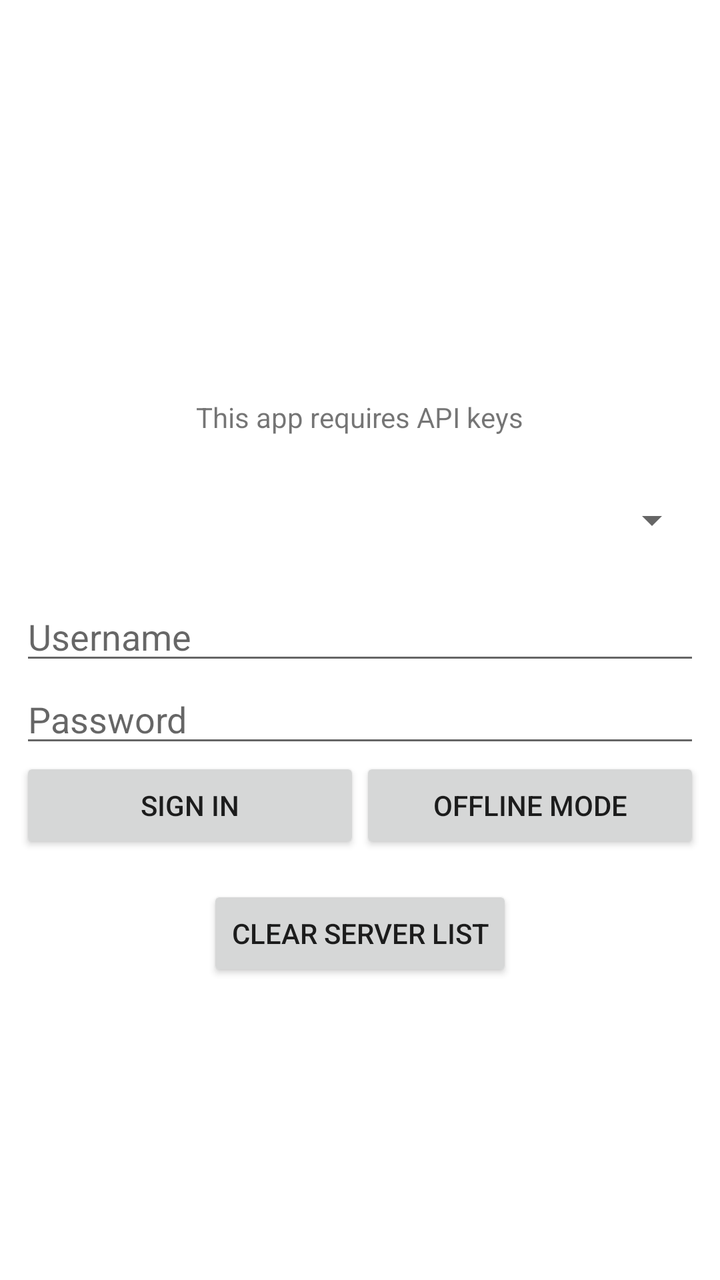
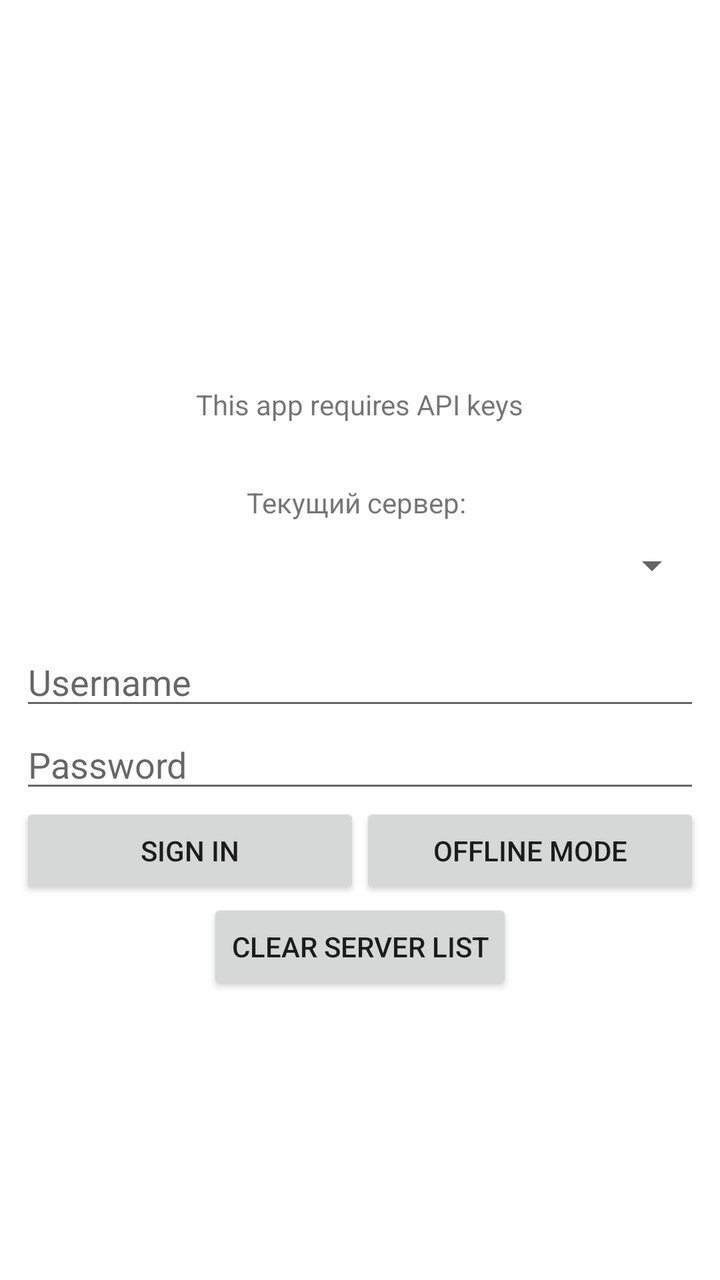

The first picture is an Android layout as it rendered before a commit; the second is the same layout after the commit. The layout source and the unified diff follow.
<!-- AndroidManifest.xml: application theme AppTheme -->
<!-- res/layout/activity_start.xml -->
<?xml version="1.0" encoding="utf-8"?>
<LinearLayout
	xmlns:android="http://schemas.android.com/apk/res/android"
	android:id="@+id/rootLayout"
	android:orientation="vertical"
	android:layout_width="match_parent"
	android:layout_height="match_parent"
	android:weightSum="1"
	android:gravity="center_horizontal|center_vertical">

	<LinearLayout
		android:orientation="vertical"
		android:layout_width="wrap_content"
		android:layout_height="wrap_content"
		android:layout_marginLeft="5dp"
		android:layout_marginRight="5dp"
		android:gravity="center_horizontal">

		<ImageView
			android:layout_width="150dp"
			android:layout_height="130dp"
			android:id="@+id/imageView"
			android:src="@drawable/logo"/>

		<TextView
			android:layout_width="wrap_content"
			android:layout_height="wrap_content"
			android:text="@string/label_start"
			android:id="@+id/textView2"
			android:padding="20dp"/>
	</LinearLayout>

	<LinearLayout
		android:orientation="vertical"
		android:layout_width="fill_parent"
		android:layout_height="wrap_content"
		android:gravity="center_horizontal"
		android:paddingLeft="10dp"
		android:paddingRight="10dp">

		<LinearLayout
			android:orientation="horizontal"
			android:layout_width="fill_parent"
			android:layout_height="wrap_content"
			android:layout_marginTop="10dp">

			<Spinner
				android:id="@+id/spinnerServer"
				android:layout_width="match_parent"
				android:layout_height="wrap_content"/>

			<Button
				android:layout_width="0dp"
				android:layout_height="wrap_content"
				android:text="@string/save"
				android:id="@+id/btnSaveServerUri"
				android:layout_weight="1"/>
		</LinearLayout>

		<LinearLayout
			android:orientation="horizontal"
			android:layout_width="fill_parent"
			android:layout_height="wrap_content">

			<EditText
				android:layout_width="fill_parent"
				android:layout_height="wrap_content"
				android:layout_gravity="right"
				android:hint="@string/hint_username"
				android:id="@+id/edtLogin"
				android:inputType="textNoSuggestions"
				android:maxLines="1"
				android:singleLine="true"/>
		</LinearLayout>

		<LinearLayout
			android:orientation="horizontal"
			android:layout_width="fill_parent"
			android:layout_height="wrap_content">

			<EditText
				android:layout_width="fill_parent"
				android:layout_height="wrap_content"
				android:layout_gravity="right"
				android:hint="@string/hint_password"
				android:id="@+id/edtPassword"
				android:inputType="textPassword"
				android:maxLines="1"
				android:singleLine="true"/>
		</LinearLayout>

		<LinearLayout
			android:layout_width="match_parent"
			android:layout_height="wrap_content"
			android:orientation="horizontal"
			android:gravity="center_horizontal">

			<Button
				android:id="@+id/btnGetApiKeys"
				android:layout_width="0dp"
				android:layout_height="wrap_content"
				android:layout_weight="1"
				android:text="@string/button_sign_in"
				android:visibility="visible" />

			<Button
				android:id="@+id/btnOfflineMode"
				android:layout_width="0dp"
				android:layout_height="wrap_content"
				android:layout_weight="1"
				android:text="Offline mode" />
		</LinearLayout>

		<Button
			android:id="@+id/btnClearServerList"
			android:layout_width="wrap_content"
			android:layout_height="wrap_content"
			android:layout_marginTop="16dp"
			android:text="Clear server list"
			android:layout_gravity="center_horizontal" />

		<LinearLayout
			android:orientation="horizontal"
			android:layout_width="fill_parent"
			android:layout_height="wrap_content"
			android:weightSum="1"
			android:id="@+id/llStartMenu"
			android:visibility="gone">

			<Button
				android:layout_width="wrap_content"
				android:layout_height="wrap_content"
				android:text="@string/button_user_info"
				android:id="@+id/btnUserInfo"
				android:layout_weight="0.15"/>

			<Button
				android:layout_width="wrap_content"
				android:layout_height="wrap_content"
				android:text="@string/button_start_app"
				android:id="@+id/btnStart"
				android:layout_weight="0.85"/>
		</LinearLayout>

		<LinearLayout
			android:id="@+id/layoutPadding"
			android:layout_height="wrap_content"
			android:layout_width="wrap_content"
			android:orientation="horizontal"
			android:padding="50dp"/>
	</LinearLayout>
</LinearLayout>
<!-- resources referenced by this layout -->
<resources>
  <string name="button_sign_in">Sign in</string>
  <string name="button_start_app">Start!</string>
  <string name="button_user_info">User info</string>
  <string name="hint_password">Password</string>
  <string name="hint_username">Username</string>
  <string name="label_start">This app requires API keys</string>
  <string name="save">Save</string>
  <style name="AppTheme" parent="Theme.MaterialComponents.Light.NoActionBar">
          <item name="windowNoTitle">true</item>
          <item name="colorPrimary">@color/colorPrimary</item>
          <item name="colorPrimaryDark">@color/colorPrimaryDark</item>
          <item name="colorAccent">@color/colorAccent</item>
      </style>
  <color name="colorPrimary">#03A9F4</color>
  <color name="colorPrimaryDark">#1C74BA</color>
  <color name="colorAccent">#00C853</color>
</resources>

<!-- the commit's change to res/layout/activity_start.xml (unified diff, before → after) -->
@@ -37,6 +37,14 @@
 		android:gravity="center_horizontal"
 		android:paddingLeft="10dp"
 		android:paddingRight="10dp">
+
+		<TextView
+			android:id="@+id/txtCurrentServer"
+			android:layout_width="wrap_content"
+			android:layout_height="wrap_content"
+			android:text="Текущий сервер: "
+			android:layout_marginTop="10dp"
+			android:layout_gravity="center_horizontal"/>
 
 		<LinearLayout
 			android:orientation="horizontal"
@@ -90,6 +98,29 @@
 		</LinearLayout>
 
 		<LinearLayout
+			android:orientation="horizontal"
+			android:layout_width="fill_parent"
+			android:layout_height="wrap_content"
+			android:weightSum="1"
+			android:id="@+id/llStartMenu"
+			android:visibility="gone">
+
+			<Button
+				android:layout_width="wrap_content"
+				android:layout_height="wrap_content"
+				android:text="@string/button_user_info"
+				android:id="@+id/btnUserInfo"
+				android:layout_weight="0.15"/>
+
+			<Button
+				android:layout_width="wrap_content"
+				android:layout_height="wrap_content"
+				android:text="@string/button_start_app"
+				android:id="@+id/btnStart"
+				android:layout_weight="0.85"/>
+		</LinearLayout>
+
+		<LinearLayout
 			android:layout_width="match_parent"
 			android:layout_height="wrap_content"
 			android:orientation="horizontal"
@@ -115,32 +146,15 @@
 			android:id="@+id/btnClearServerList"
 			android:layout_width="wrap_content"
 			android:layout_height="wrap_content"
-			android:layout_marginTop="16dp"
-			android:text="Clear server list"
-			android:layout_gravity="center_horizontal" />
+			android:text="Clear Server List"
+			android:visibility="visible" />
 
-		<LinearLayout
-			android:orientation="horizontal"
-			android:layout_width="fill_parent"
+		<Button
+			android:id="@+id/btnUpdateServerList"
+			android:layout_width="wrap_content"
 			android:layout_height="wrap_content"
-			android:weightSum="1"
-			android:id="@+id/llStartMenu"
-			android:visibility="gone">
-
-			<Button
-				android:layout_width="wrap_content"
-				android:layout_height="wrap_content"
-				android:text="@string/button_user_info"
-				android:id="@+id/btnUserInfo"
-				android:layout_weight="0.15"/>
-
-			<Button
-				android:layout_width="wrap_content"
-				android:layout_height="wrap_content"
-				android:text="@string/button_start_app"
-				android:id="@+id/btnStart"
-				android:layout_weight="0.85"/>
-		</LinearLayout>
+			android:text="Update Servers List"
+			android:visibility="gone" />
 
 		<LinearLayout
 			android:id="@+id/layoutPadding"
